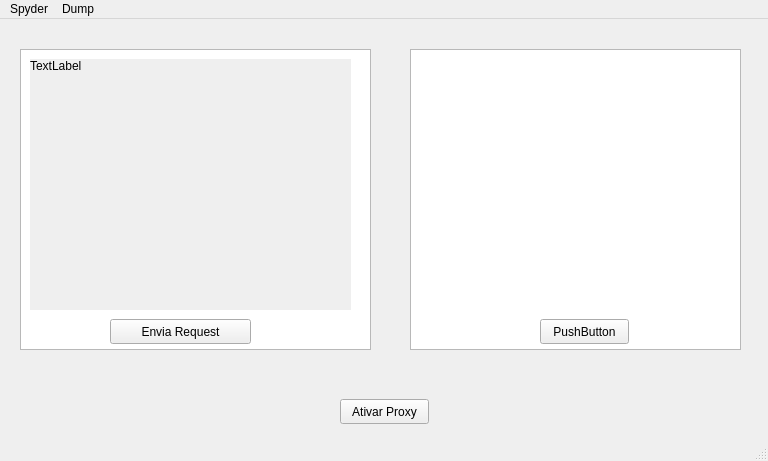
The window that ProxyCrawler/janelaprincipal.ui (thiagolrpinho/TR2_proxy-crawler) describes before a commit, drawn with Qt 5.
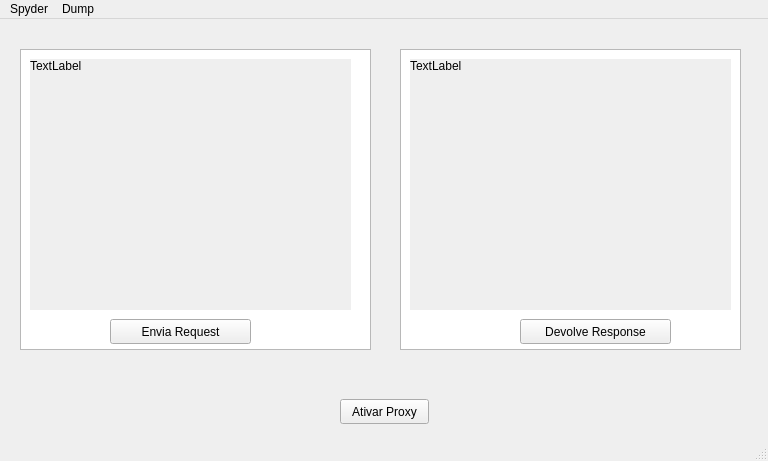
The same window after the commit.

Commit message: :sparkles: refactor: enviando request e imprimindo response

Patch:
```diff
--- a/ProxyCrawler/janelaprincipal.ui
+++ b/ProxyCrawler/janelaprincipal.ui
@@ -27,9 +27,9 @@
    <widget class="QListView" name="Request">
     <property name="geometry">
      <rect>
-      <x>410</x>
+      <x>400</x>
       <y>30</y>
-      <width>331</width>
+      <width>341</width>
       <height>301</height>
      </rect>
     </property>
@@ -63,14 +63,14 @@
    <widget class="QPushButton" name="pushButton_3">
     <property name="geometry">
      <rect>
-      <x>540</x>
+      <x>520</x>
       <y>300</y>
-      <width>89</width>
+      <width>151</width>
       <height>25</height>
      </rect>
     </property>
     <property name="text">
-     <string>PushButton</string>
+     <string>Devolve Response</string>
     </property>
    </widget>
    <widget class="QLabel" name="label_request">
@@ -92,6 +92,25 @@
      <set>Qt::AlignLeading|Qt::AlignLeft|Qt::AlignTop</set>
     </property>
    </widget>
+   <widget class="QLabel" name="label_response">
+    <property name="geometry">
+     <rect>
+      <x>410</x>
+      <y>40</y>
+      <width>321</width>
+      <height>251</height>
+     </rect>
+    </property>
+    <property name="autoFillBackground">
+     <bool>true</bool>
+    </property>
+    <property name="text">
+     <string>TextLabel</string>
+    </property>
+    <property name="alignment">
+     <set>Qt::AlignLeading|Qt::AlignLeft|Qt::AlignTop</set>
+    </property>
+   </widget>
   </widget>
   <widget class="QMenuBar" name="menubar">
    <property name="geometry">
```
Left out of the diff: 2 changed lines with no effect on the pictures. The commit also changes 4 other files.
